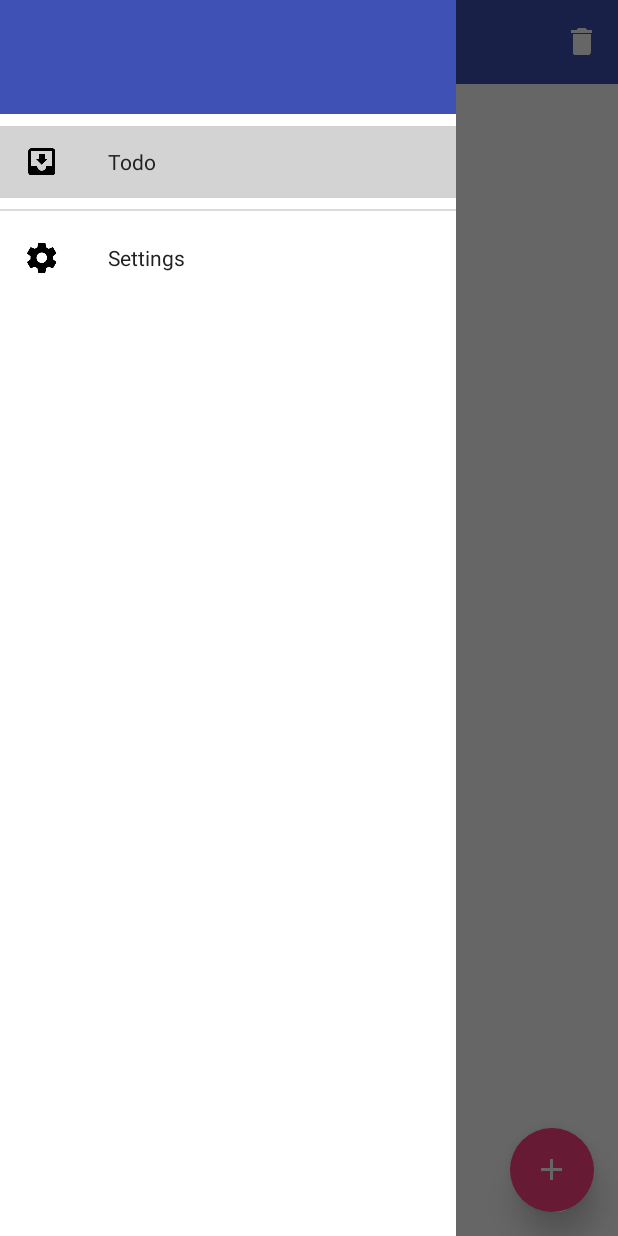
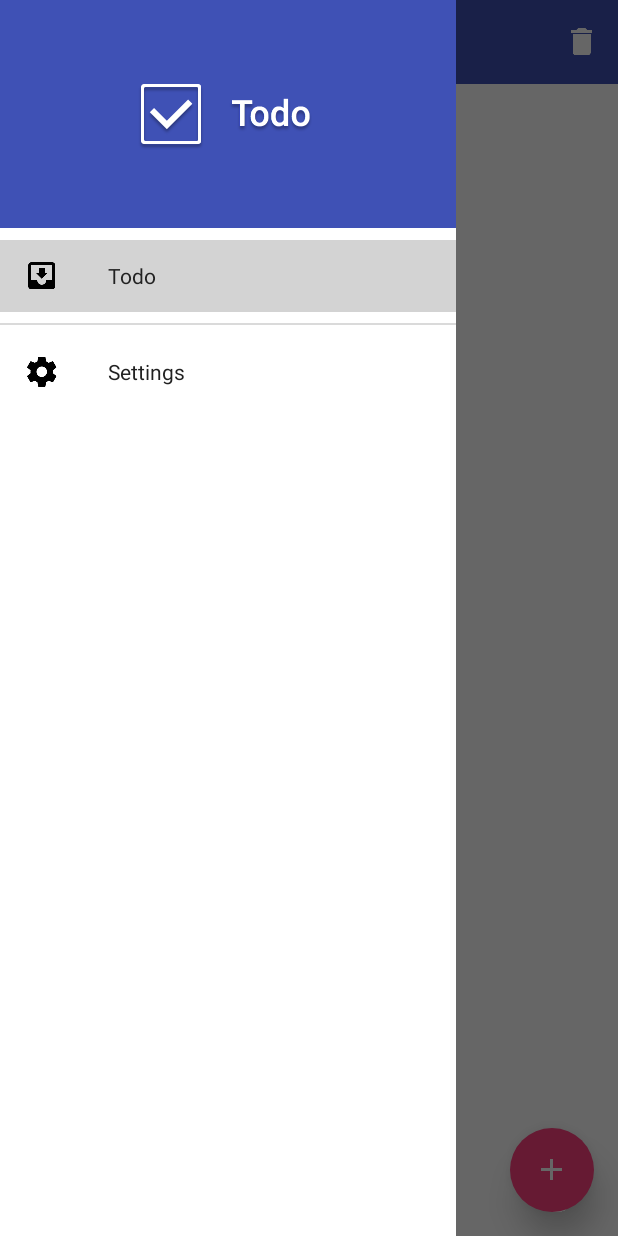
Before and after one commit to rakuishi/todo-android, an Android app: the screen it shows after launch (MainActivity), with the side drawer open, on a phone screen of 412 x 824 dp. Run offline under Robolectric (Android 15) with nearby library versions, the phone set to English and light mode, and no system bars; our stand-ins replace ButterKnife; libraries missing offline, so code that uses them is left out: io.realm; 2 statements that could not run were skipped.

Commit message:
Add todo.sketch

```diff
--- a/app/src/main/res/layout/navigation_drawer.xml
+++ b/app/src/main/res/layout/navigation_drawer.xml
@@ -3,12 +3,19 @@
     android:layout_width="match_parent"
     android:layout_height="match_parent">
 
-    <FrameLayout
+    <RelativeLayout
         android:id="@+id/navigation_drawer_header"
         android:layout_width="match_parent"
         android:layout_height="@dimen/navigation_drawer_header_height"
-        android:background="@color/myPrimaryColor">
-    </FrameLayout>
+        android:background="@color/myPrimaryColor"
+        android:gravity="center">
+
+        <ImageView
+            android:layout_width="wrap_content"
+            android:layout_height="wrap_content"
+            android:src="@drawable/hero"/>
+
+    </RelativeLayout>
 
     <ListView
         android:id="@+id/navigation_drawer_lv"
--- a/app/src/main/res/values/dimens.xml
+++ b/app/src/main/res/values/dimens.xml
@@ -1,7 +1,7 @@
 <resources>
 
     <dimen name="navigation_drawer_width">304dp</dimen>
-    <dimen name="navigation_drawer_header_height">76dp</dimen>
+    <dimen name="navigation_drawer_header_height">152dp</dimen>
 
     <!-- Elevation
          http://www.google.com/design/spec/what-is-material/objects-in-3d-space.html -->
```
Also changed, not shown: app/src/main/res/drawable-xxhdpi/hero.png (added), app/src/main/res/mipmap-hdpi/ic_launcher.png (deleted), app/src/main/res/mipmap-mdpi/ic_launcher.png (deleted), app/src/main/res/mipmap-xhdpi/ic_launcher.png (deleted), app/src/main/res/mipmap-xxhdpi/ic_launcher.png, 1 other file.
